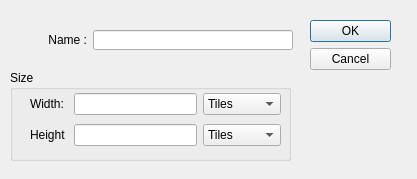
The window that newprojectdialog_1.ui (Putesestvije/Dwarfchitect) describes before a commit, drawn with Qt 5.
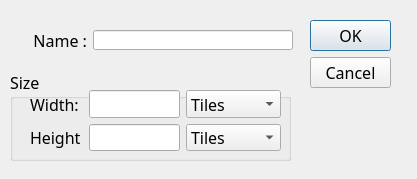
The same window after the commit.

Commit message: made the font consistent across all windows

Patch:
```diff
--- a/newprojectdialog_1.ui
+++ b/newprojectdialog_1.ui
@@ -19,6 +19,12 @@
     <verstretch>0</verstretch>
    </sizepolicy>
   </property>
+  <property name="font">
+   <font>
+    <family>DF Curses 8x12</family>
+    <pointsize>12</pointsize>
+   </font>
+  </property>
   <property name="windowTitle">
    <string>New</string>
   </property>
```
The commit also changes 2 other files.
